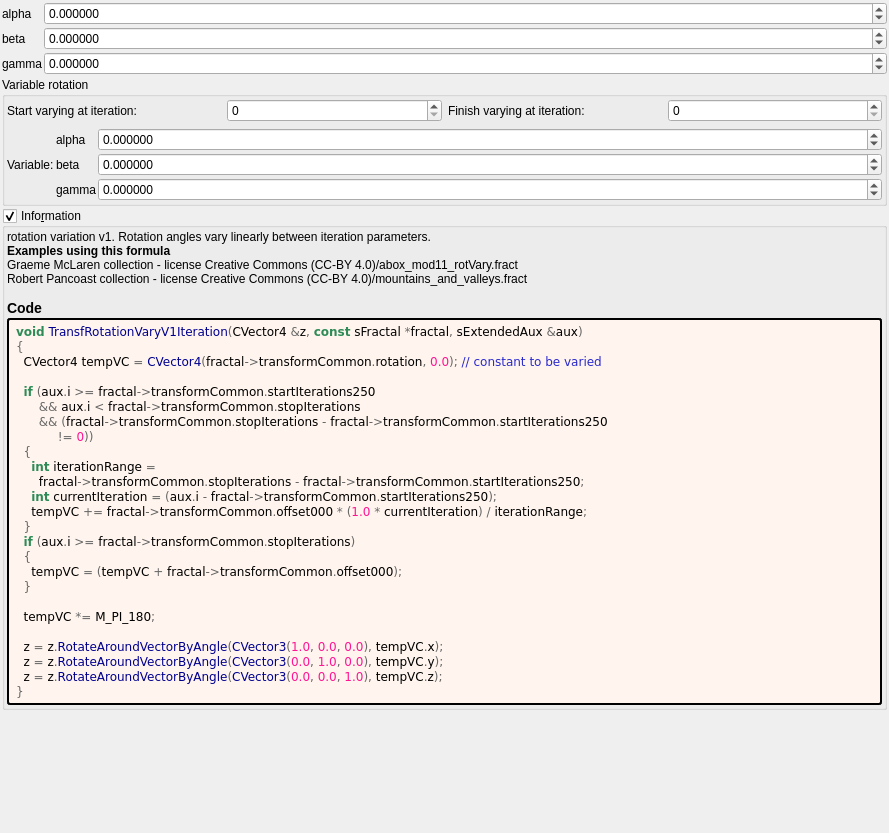
Above: mandelbulber2/formula/ui/transf_rotation_vary_v1.ui from buddhi1980/mandelbulber2 before the change. Below: the same form after it.
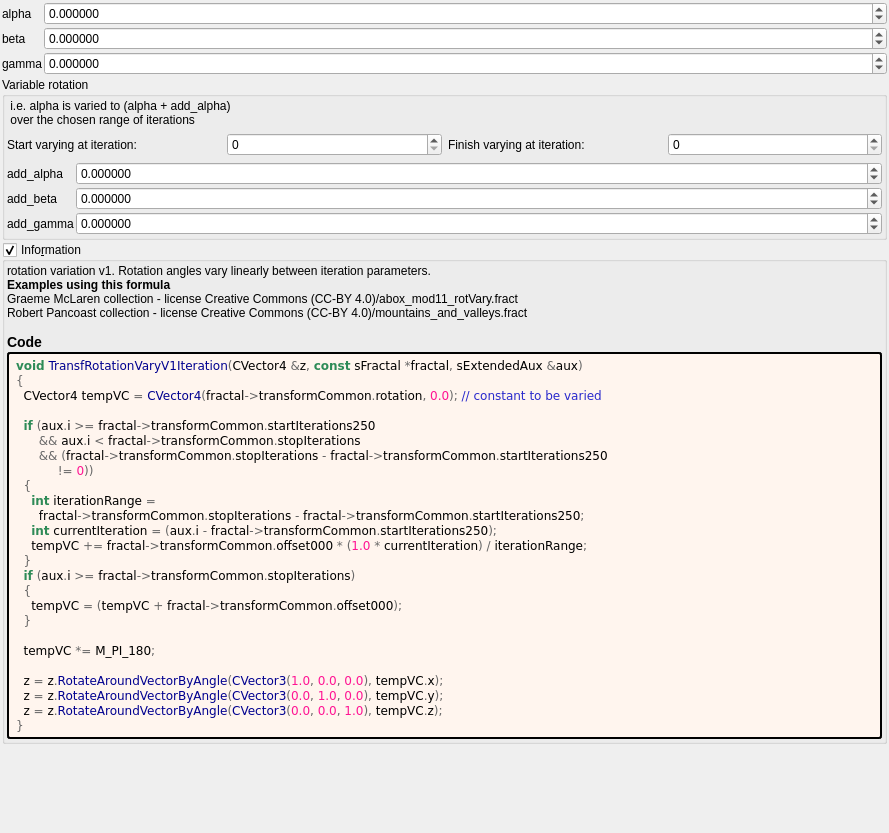
That is the form after the change. Custom widgets are drawn as their Qt base class.

The edit to the form file:
```diff
--- a/mandelbulber2/formula/ui/transf_rotation_vary_v1.ui
+++ b/mandelbulber2/formula/ui/transf_rotation_vary_v1.ui
@@ -159,6 +159,14 @@
       <property name="bottomMargin">
        <number>2</number>
       </property>
+      <item>
+       <widget class="QLabel" name="label_168">
+        <property name="text">
+         <string notr="true"> i.e. alpha is varied to (alpha + add_alpha)
+ over the chosen range of iterations</string>
+        </property>
+       </widget>
+      </item>
       <item>
        <layout class="QGridLayout" name="gridLayout_45">
         <item row="0" column="2">
@@ -210,11 +218,11 @@
        </layout>
       </item>
       <item>
-       <layout class="QGridLayout" name="gridLayout_44" columnstretch="0,0,1">
+       <layout class="QGridLayout" name="gridLayout_44" columnstretch="0,1">
         <property name="spacing">
          <number>2</number>
         </property>
-        <item row="2" column="2">
+        <item row="2" column="1">
          <widget class="MyDoubleSpinBox" name="spinbox3_transf_offset_000_z">
           <property name="sizePolicy">
            <sizepolicy hsizetype="Minimum" vsizetype="Maximum">
@@ -242,87 +250,80 @@
           </property>
          </widget>
         </item>
-        <item row="1" column="1">
-         <widget class="QLabel" name="label_165">
-          <property name="text">
-           <string notr="true">beta</string>
-          </property>
-         </widget>
-        </item>
-        <item row="0" column="1">
+        <item row="0" column="0">
          <widget class="QLabel" name="label_167">
           <property name="text">
-           <string notr="true">alpha</string>
+           <string notr="true">add_alpha</string>
           </property>
          </widget>
         </item>
-        <item row="0" column="2">
-         <widget class="MyDoubleSpinBox" name="spinbox3_transf_offset_000_x">
-          <property name="sizePolicy">
-           <sizepolicy hsizetype="Minimum" vsizetype="Maximum">
-            <horstretch>0</horstretch>
-            <verstretch>0</verstretch>
-           </sizepolicy>
-          </property>
-          <property name="prefix">
-           <string/>
-          </property>
-          <property name="suffix">
-           <string/>
-          </property>
-          <property name="decimals">
-           <number>6</number>
-          </property>
-          <property name="minimum">
-           <double>-180.000000000000000</double>
-          </property>
-          <property name="maximum">
-           <double>180.000000000000000</double>
-          </property>
-          <property name="singleStep">
-           <double>1.000000000000000</double>
-          </property>
-         </widget>
-        </item>
-        <item row="1" column="2">
-         <widget class="MyDoubleSpinBox" name="spinbox3_transf_offset_000_y">
-          <property name="sizePolicy">
-           <sizepolicy hsizetype="Minimum" vsizetype="Maximum">
-            <horstretch>0</horstretch>
-            <verstretch>0</verstretch>
-           </sizepolicy>
-          </property>
-          <property name="prefix">
-           <string/>
-          </property>
-          <property name="suffix">
-           <string/>
-          </property>
-          <property name="decimals">
-           <number>6</number>
-          </property>
-          <property name="minimum">
-           <double>-180.000000000000000</double>
-          </property>
-          <property name="maximum">
-           <double>180.000000000000000</double>
-          </property>
-          <property name="singleStep">
-           <double>1.000000000000000</double>
-          </property>
-         </widget>
-        </item>
-        <item row="2" column="1">
+        <item row="2" column="0">
          <widget class="QLabel" name="label_161">
           <property name="text">
-           <string notr="true">gamma</string>
+           <string notr="true">add_gamma</string>
+          </property>
+         </widget>
+        </item>
+        <item row="1" column="1">
+         <widget class="MyDoubleSpinBox" name="spinbox3_transf_offset_000_y">
+          <property name="sizePolicy">
+           <sizepolicy hsizetype="Minimum" vsizetype="Maximum">
+            <horstretch>0</horstretch>
+            <verstretch>0</verstretch>
+           </sizepolicy>
+          </property>
+          <property name="prefix">
+           <string/>
+          </property>
+          <property name="suffix">
+           <string/>
+          </property>
+          <property name="decimals">
+           <number>6</number>
+          </property>
+          <property name="minimum">
+           <double>-180.000000000000000</double>
+          </property>
+          <property name="maximum">
+           <double>180.000000000000000</double>
+          </property>
+          <property name="singleStep">
+           <double>1.000000000000000</double>
           </property>
          </widget>
         </item>
         <item row="1" column="0">
-         <widget class="QLabel" name="label_166">
+         <widget class="QLabel" name="label_165">
           <property name="text">
-           <string>Variable:</string>
+           <string notr="true">add_beta</string>
+          </property>
+         </widget>
+        </item>
+        <item row="0" column="1">
+         <widget class="MyDoubleSpinBox" name="spinbox3_transf_offset_000_x">
+          <property name="sizePolicy">
+           <sizepolicy hsizetype="Minimum" vsizetype="Maximum">
+            <horstretch>0</horstretch>
+            <verstretch>0</verstretch>
+           </sizepolicy>
+          </property>
+          <property name="prefix">
+           <string/>
+          </property>
+          <property name="suffix">
+           <string/>
+          </property>
+          <property name="decimals">
+           <number>6</number>
+          </property>
+          <property name="minimum">
+           <double>-180.000000000000000</double>
+          </property>
+          <property name="maximum">
+           <double>180.000000000000000</double>
+          </property>
+          <property name="singleStep">
+           <double>1.000000000000000</double>
           </property>
          </widget>
         </item>
@@ -441,17 +442,17 @@
   </layout>
  </widget>
  <customwidgets>
+  <customwidget>
+   <class>MyDoubleSpinBox</class>
+   <extends>QDoubleSpinBox</extends>
+   <header>my_double_spin_box.h</header>
+  </customwidget>
   <customwidget>
    <class>MyGroupBox</class>
    <extends>QGroupBox</extends>
    <header>my_group_box.h</header>
    <container>1</container>
   </customwidget>
-  <customwidget>
-   <class>MyDoubleSpinBox</class>
-   <extends>QDoubleSpinBox</extends>
-   <header>my_double_spin_box.h</header>
-  </customwidget>
   <customwidget>
    <class>MySpinBox</class>
    <extends>QSpinBox</extends>
```
Left out of the diff: 2 changed lines with no effect on the pictures.
